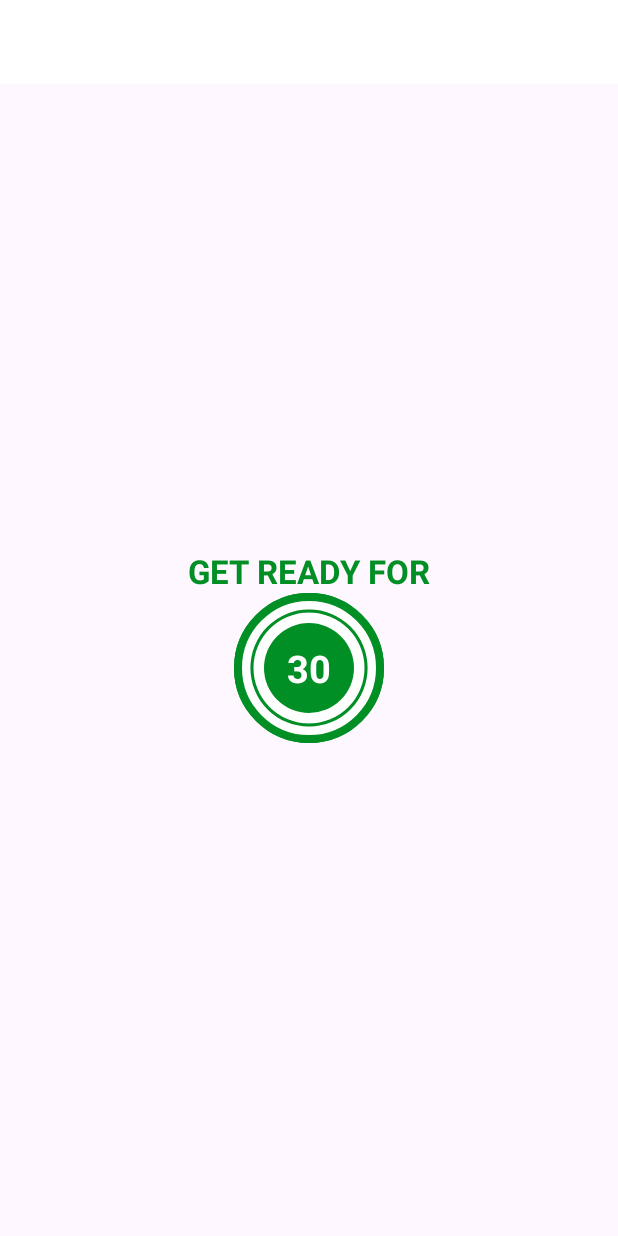
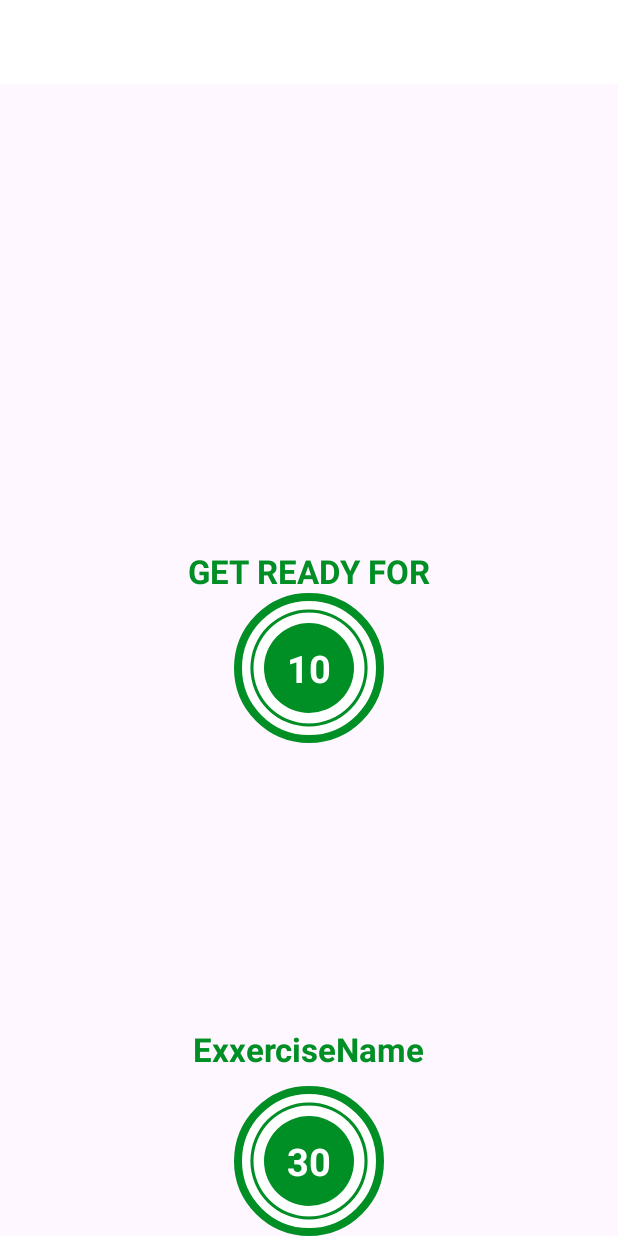
Before and after one commit to JayNagpal02/7MinutesWorkout, an Android app: the layout activity_exercise.xml on its own in the app's theme, with its tools: preview values and no code run, on a phone screen of 412 x 824 dp. Run offline under Robolectric (Android 15) with nearby library versions, the phone set to English and light mode, and no system bars.

```diff
--- a/app/src/main/res/layout/activity_exercise.xml
+++ b/app/src/main/res/layout/activity_exercise.xml
@@ -27,11 +27,11 @@
         android:textStyle="bold"
         app:layout_constraintStart_toStartOf="parent"
         app:layout_constraintEnd_toEndOf="parent"
-        app:layout_constraintBottom_toTopOf="@id/flProgressBar"
+        app:layout_constraintBottom_toTopOf="@id/flRestView"
         />
 
     <FrameLayout
-        android:id="@+id/flProgressBar"
+        android:id="@+id/flRestView"
         android:layout_width="100dp"
         android:layout_height="100dp"
         android:layout_marginTop="10dp"
@@ -78,6 +78,32 @@
 
     </FrameLayout>
 
+    <ImageView
+        android:id="@+id/ivImage"
+        android:layout_width="match_parent"
+        android:layout_height="0dp"
+        android:scaleType="fitXY"
+        android:src="@drawable/ic_jumping_jacks"
+        android:visibility="invisible"
+        app:layout_constraintBottom_toTopOf="@+id/tvExerciseName"
+        app:layout_constraintTop_toBottomOf="@+id/toolbarExercise"
+        />
+
+    <TextView
+        android:id="@+id/tvExerciseName"
+        android:layout_width="wrap_content"
+        android:layout_height="wrap_content"
+        android:text="ExxerciseName"
+        android:textColor="@color/colorAccent"
+        android:textSize="22sp"
+        android:textStyle="bold"
+        android:visibility="gone"
+        app:layout_constraintEnd_toEndOf="parent"
+        app:layout_constraintStart_toStartOf="parent"
+        app:layout_constraintTop_toBottomOf="@+id/ivImage"
+        tools:visibility="visible"
+        />
+
     <FrameLayout
         android:id="@+id/flExerciseView"
         android:layout_width="100dp"
@@ -88,7 +114,7 @@
         android:background="@drawable/item_circular_color_accent_border"
         app:layout_constraintStart_toStartOf="parent"
         app:layout_constraintEnd_toEndOf="parent"
-        app:layout_constraintTop_toBottomOf="@id/toolbarExercise"
+        app:layout_constraintTop_toBottomOf="@id/tvExerciseName"
         app:layout_constraintBottom_toBottomOf="parent"
         >
 
```
Also changed, not shown: app/src/main/java/com/example/a7minutesworkout/Constants.kt (added, +118 -0 lines), app/src/main/java/com/example/a7minutesworkout/ExerciseActivity.kt (+35 -16 lines), app/src/main/java/com/example/a7minutesworkout/ExerciseModel.kt (added, +49 -0 lines), app/src/main/res/drawable/ic_abdominal_crunch.png (added), app/src/main/res/drawable/ic_high_knees_running_in_place.png (added), app/src/main/res/drawable/ic_jumping_jacks.png (added), app/src/main/res/drawable/ic_lunge.png (added), app/src/main/res/drawable/ic_plank.png (added), app/src/main/res/drawable/ic_push_up.png (added), app/src/main/res/drawable/ic_push_up_and_rotation.png (added), app/src/main/res/drawable/ic_side_plank.png (added), app/src/main/res/drawable/ic_squat.png (added), app/src/main/res/drawable/ic_step_up_onto_chair.png (added), app/src/main/res/drawable/ic_triceps_dip_on_chair.png (added), 1 more files.
